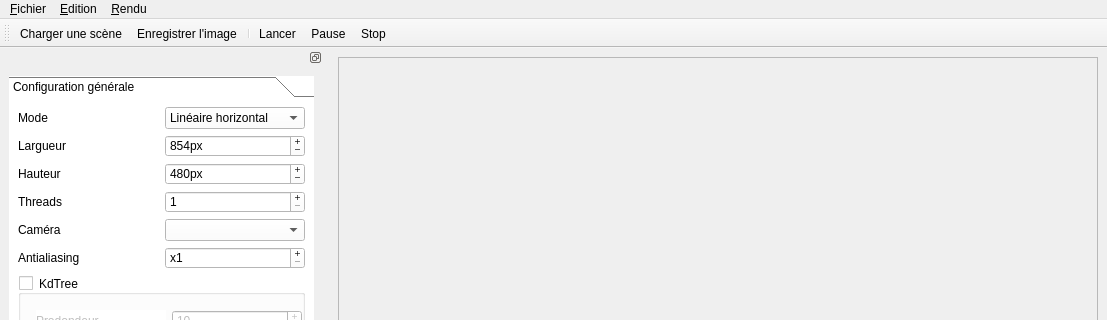
Above: raytracer.ui from gaelduplessix/raytracer-42 before the change; both pictures show x 0 to 1107 and y 0 to 320 of the 1107 by 800 pixel window. Below: the same form after it.
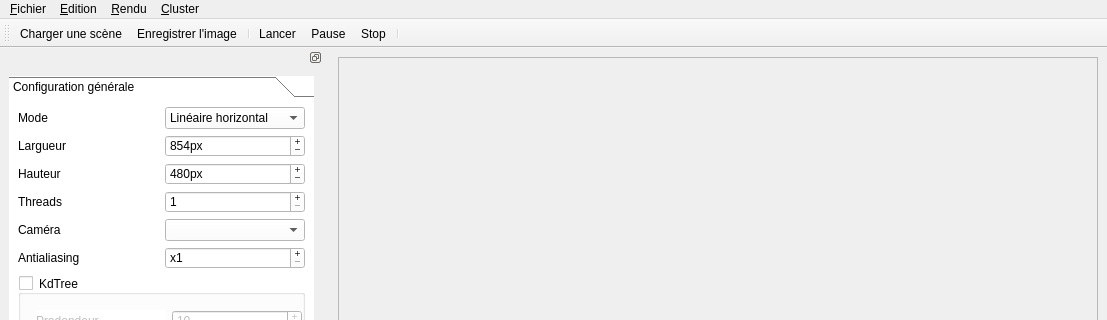
That is the form after the change. Icons and pictures are not drawn.

What changed in the file:
```diff
--- a/raytracer.ui
+++ b/raytracer.ui
@@ -180,9 +180,17 @@
     <addaction name="actionEffacer_la_console"/>
     <addaction name="actionActiver_la_console"/>
    </widget>
+   <widget class="QMenu" name="menuCluster">
+    <property name="title">
+     <string>&amp;Cluster</string>
+    </property>
+    <addaction name="actionLancer_un_serveur"/>
+    <addaction name="actionSe_connecter_un_serveur"/>
+   </widget>
    <addaction name="menuFichier"/>
    <addaction name="menuEdit"/>
    <addaction name="menu_Rendu"/>
+   <addaction name="menuCluster"/>
   </widget>
   <widget class="QDockWidget" name="dockWidget_2">
    <property name="minimumSize">
@@ -1193,6 +1201,7 @@
    <addaction name="action_Play"/>
    <addaction name="action_Pause"/>
    <addaction name="action_Stop"/>
+   <addaction name="separator"/>
   </widget>
   <action name="actionQuitter">
    <property name="enabled">
```
Left out of the diff: 86 changed lines with no effect on the pictures.
